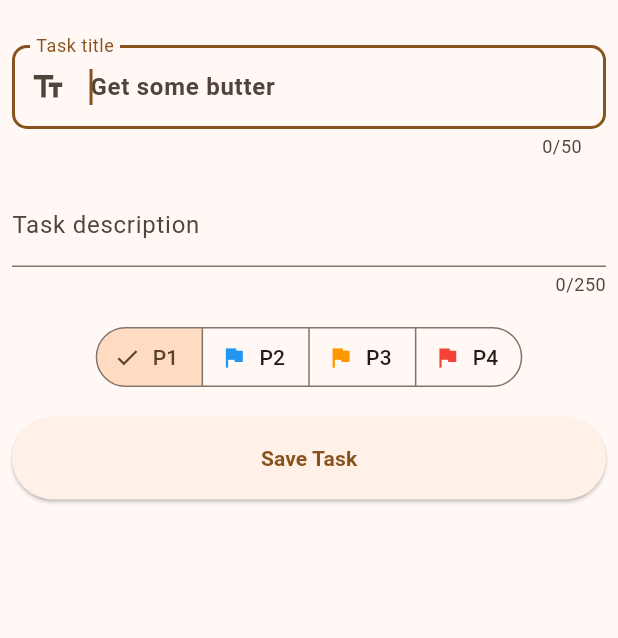
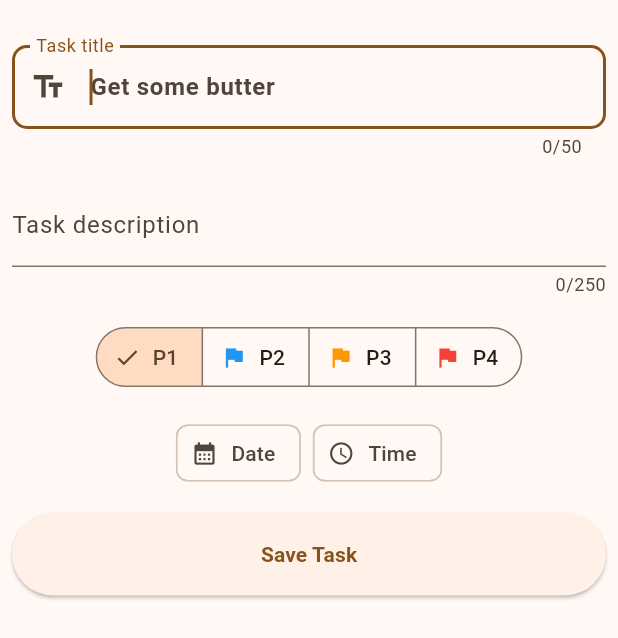
Before and after one commit to GabrieleGroppo/ButterTasks, a Flutter app: the TaskForm widget shown alone on an empty page, opened directly, on a phone screen of 412 x 824 dp. Shown: the top 638 px of the screen. Run offline on Flutter 3.47's test engine with Material 3 defaults, Android fonts, the phone set to English and light mode, and no system bars; our stand-ins replace shared_preferences, sqflite; accounts and stored records are empty.

Commit message:
add buttons to pick date & time

```diff
--- a/lib/features/task/presentation/widgets/task_form.dart
+++ b/lib/features/task/presentation/widgets/task_form.dart
@@ -142,6 +142,44 @@ class _TaskFormState extends State<TaskForm> {
               },
             ),
           ),
+          // Date and Time Chips
+          Padding(
+            padding: const EdgeInsets.all(8.0),
+            child: Wrap(
+              spacing: 8.0,
+              children: [
+                // Date Chip
+                InputChip(
+                  avatar: const Icon(Icons.calendar_month),
+                  label: Text(dateSelected
+                      ? '${selectedDate!.day}-${selectedDate!.month}'
+                      : 'Date'),
+                  onPressed: () => _selectDate(context),
+                  onDeleted: dateSelected
+                      ? () => setState(() {
+                    dateSelected = false;
+                    selectedDate = null;
+                  })
+                      : null,
+                ),
+
+                // Time Chip
+                InputChip(
+                  avatar: const Icon(Icons.access_time),
+                  label: Text(timeSelected
+                      ? '${selectedTime!.hour}:${selectedTime!.minute.toString().padLeft(2, '0')}'
+                      : 'Time'),
+                  onPressed: () => _selectTime(context),
+                  onDeleted: timeSelected
+                      ? () => setState(() {
+                    timeSelected = false;
+                    selectedTime = null;
+                  })
+                      : null,
+                ),
+              ],
+            ),
+          ),
           // Save Button
           Padding(
             padding: const EdgeInsets.all(8.0),
```
